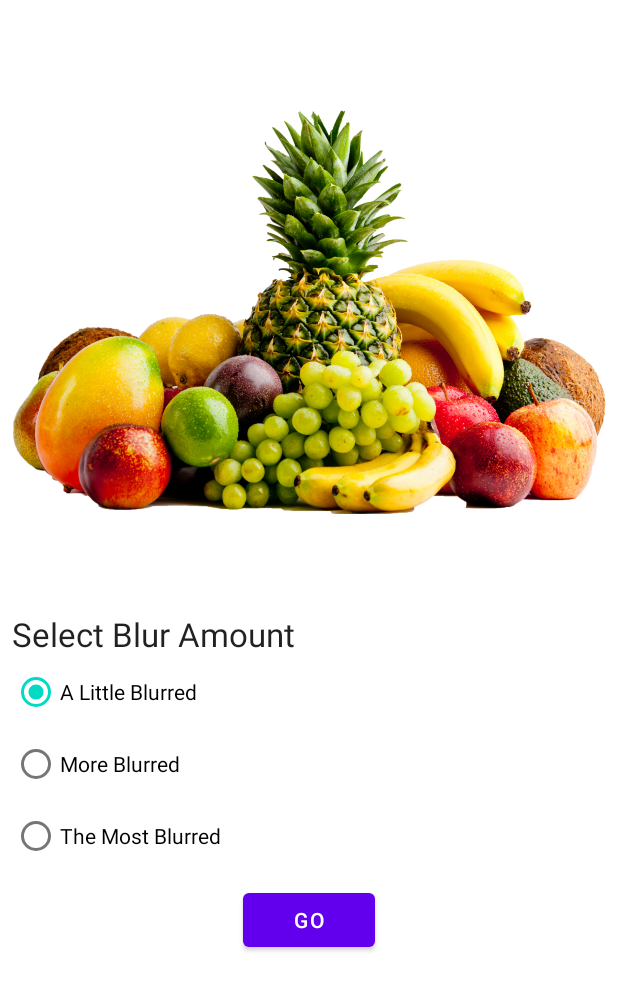
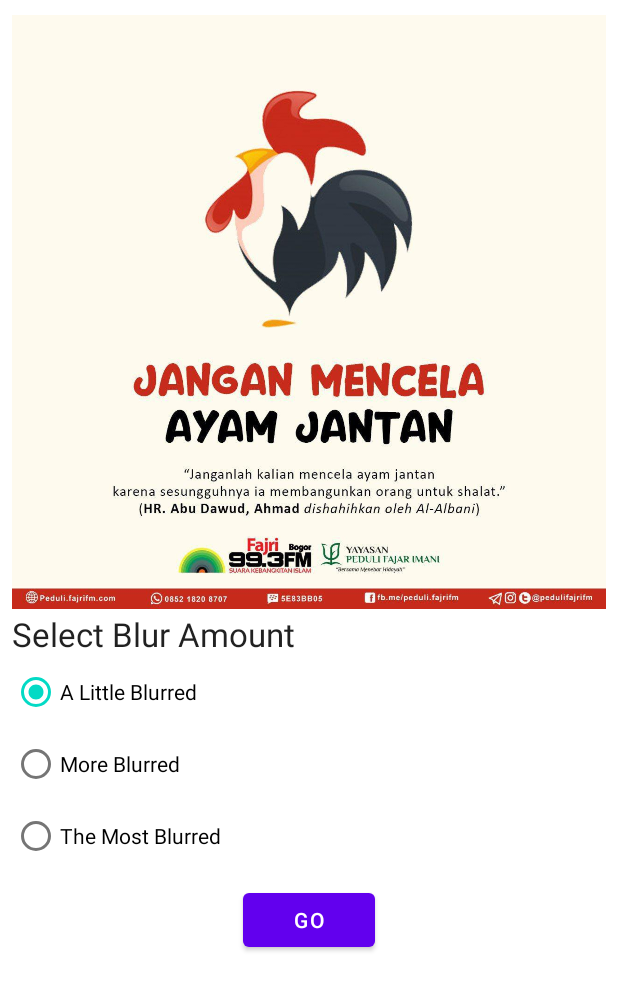
Before and after one commit to Faldiansyah/worker-manager-task, an Android app: the layout activity_main.xml on its own in the app's theme, with its tools: preview values and no code run, on a phone screen of 412 x 824 dp. Shown: the top 990 px of the screen. Run offline under Robolectric (Android 15) with nearby library versions, the phone set to English and light mode, and no system bars.

Commit message:
Initial commit

```diff
--- a/app/src/main/res/layout/activity_main.xml
+++ b/app/src/main/res/layout/activity_main.xml
@@ -20,13 +20,14 @@
             android:layout_height="400dp"
             android:layout_weight="1"
             android:scaleType="fitCenter"
-            android:src="@drawable/fruit" />
+            android:src="@drawable/ayam_jantan"
+            tools:ignore="ContentDescription,InefficientWeight" />
 
         <TextView
             android:id="@+id/filters_title"
             android:layout_width="wrap_content"
             android:layout_height="wrap_content"
-            android:text="Select Blur Amount"
+            android:text="@string/select_blur_amount"
             android:textAppearance="@style/TextAppearance.AppCompat.Large" />
 
         <RadioGroup
@@ -40,19 +41,19 @@
                 android:id="@+id/radio_blur_lv_1"
                 android:layout_width="wrap_content"
                 android:layout_height="wrap_content"
-                android:text="A Little Blurred" />
+                android:text="@string/a_little_blurred" />
 
             <RadioButton
                 android:id="@+id/radio_blur_lv_2"
                 android:layout_width="wrap_content"
                 android:layout_height="wrap_content"
-                android:text="More Blurred" />
+                android:text="@string/more_blurred" />
 
             <RadioButton
                 android:id="@+id/radio_blur_lv_3"
                 android:layout_width="wrap_content"
                 android:layout_height="wrap_content"
-                android:text="The Most Blurred" />
+                android:text="@string/the_most_blurred" />
         </RadioGroup>
 
         <RadioGroup
@@ -74,7 +75,7 @@
                 android:id="@+id/go_button"
                 android:layout_width="wrap_content"
                 android:layout_height="wrap_content"
-                android:text="Go" />
+                android:text="@string/go" />
 
         </LinearLayout>
     </LinearLayout>
--- a/app/src/main/res/values/strings.xml
+++ b/app/src/main/res/values/strings.xml
@@ -1,3 +1,8 @@
 <resources>
     <string name="app_name">Chapter 6 Topic 1</string>
+    <string name="select_blur_amount">Select Blur Amount</string>
+    <string name="a_little_blurred">A Little Blurred</string>
+    <string name="more_blurred">More Blurred</string>
+    <string name="the_most_blurred">The Most Blurred</string>
+    <string name="go">Go</string>
 </resources>
```
Also changed, not shown: app/src/main/res/drawable/ayam_jantan.jpg (added).
